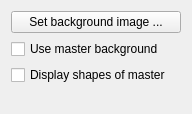
This is libs/kopageapp/tools/backgroundTool/BackgroundToolWidget.ui in KDE/krita as Qt 5 draws it before an edit. The edited form follows.
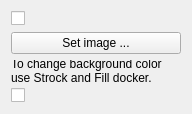
This is the edited form.

Commit message:
Improve page background tool option widget
* disable "Set image..." button if master page should be used
* add hint to use Stroke and Fill docker for color
* improve all texts slightly
* talk about slide or page depending of page type

```diff
--- a/libs/kopageapp/tools/backgroundTool/BackgroundToolWidget.ui
+++ b/libs/kopageapp/tools/backgroundTool/BackgroundToolWidget.ui
@@ -9,28 +9,32 @@
     <height>114</height>
    </rect>
   </property>
-  <layout class="QVBoxLayout" name="verticalLayout_2" >
+  <layout class="QVBoxLayout">
    <item>
-    <layout class="QVBoxLayout" name="verticalLayout" >
-     <item>
-      <widget class="QPushButton" name="backgroundImage" >
-       <property name="text" >
-        <string>Set background image ...</string>
-       </property>
-      </widget>
-     </item>
+    <layout class="QVBoxLayout">
      <item>
       <widget class="QCheckBox" name="useMasterBackground" >
+      </widget>
+     </item>
+     <item>
+      <widget class="QPushButton" name="backgroundImage" >
        <property name="text" >
-        <string>Use master background</string>
+        <string>Set image ...</string>
+       </property>
+      </widget>
+     </item>
+     <item>
+      <widget class="QLabel" name="useStrokeAndFillDockerLabel" >
+       <property name="text" >
+        <string>To change background color use Strock and Fill docker.</string>
+       </property>
+       <property name="wordWrap">
+        <bool>true</bool>
        </property>
       </widget>
      </item>
      <item>
       <widget class="QCheckBox" name="displayMasterShapes" >
-       <property name="text" >
-        <string>Display shapes of master</string>
-       </property>
       </widget>
      </item>
      <item>
```
The commit also changes 4 other files.
